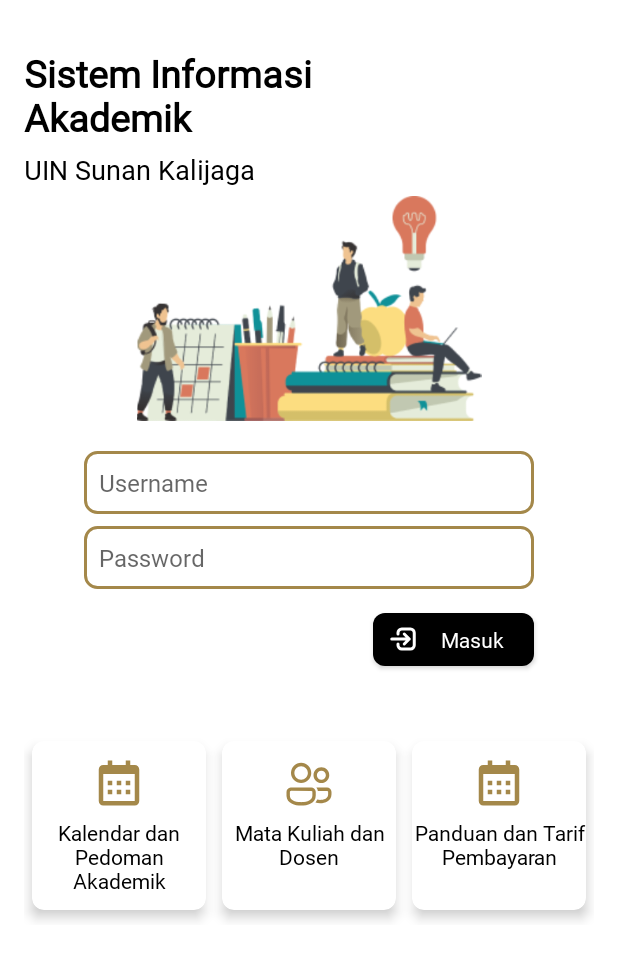
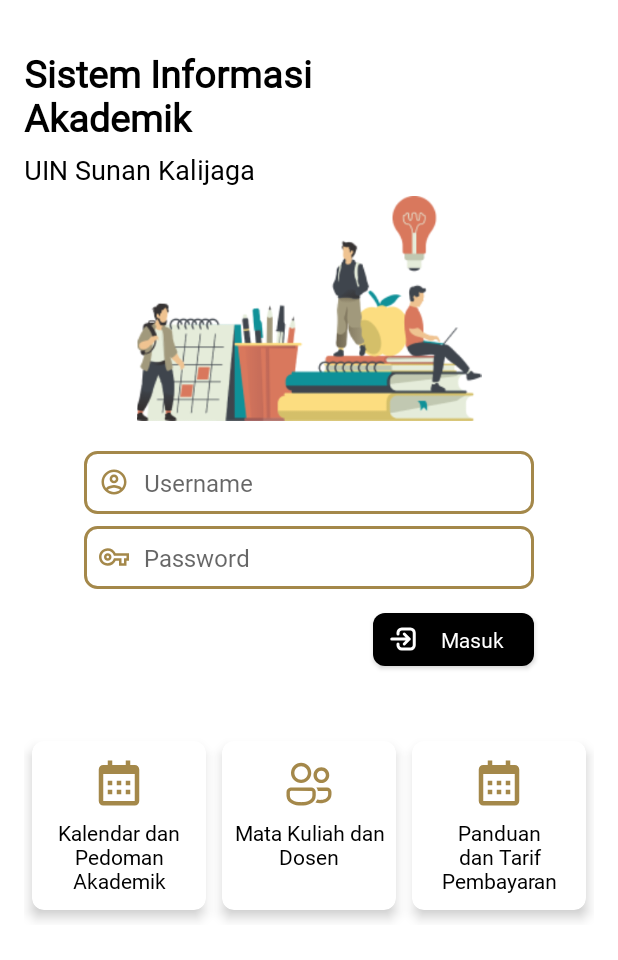
Before and after one commit to bayuirfan52/UINSUKAUI, an Android app: the LoginActivity screen opened directly, with no data from a screen before it, on a phone screen of 412 x 824 dp. Shown: the top 960 px of the screen. Run offline under Robolectric (Android 15) with nearby library versions, the phone set to English and light mode, and no system bars.

Commit message:
fix ui login

```diff
--- a/app/src/main/res/layout/activity_login.xml
+++ b/app/src/main/res/layout/activity_login.xml
@@ -83,6 +83,8 @@
             android:layout_marginHorizontal="40dp"
             android:layout_marginTop="8dp"
             android:hint="@string/prompt_password"
+            android:drawableStart="@drawable/ic_vpn_key"
+            android:drawablePadding="10dp"
             android:imeActionLabel="@string/action_sign_in_short"
             android:imeOptions="actionDone"
             android:inputType="textPassword"
@@ -100,6 +102,8 @@
             android:layout_marginHorizontal="40dp"
             android:layout_marginTop="20dp"
             android:hint="@string/prompt_email"
+            android:drawableStart="@drawable/ic_account_circle"
+            android:drawablePadding="10dp"
             android:inputType="textEmailAddress"
             android:selectAllOnFocus="true"
             app:layout_constraintEnd_toEndOf="parent"
@@ -144,6 +148,7 @@
                         android:layout_width="match_parent"
                         android:layout_height="wrap_content"
                         android:layout_marginTop="5dp"
+                        android:paddingHorizontal="5dp"
                         android:gravity="center"
                         android:text="@string/kalendar_dan_pedoman_akademik" />
                 </androidx.appcompat.widget.LinearLayoutCompat>
@@ -178,6 +183,7 @@
                         android:layout_width="match_parent"
                         android:layout_height="wrap_content"
                         android:layout_marginTop="5dp"
+                        android:paddingHorizontal="5dp"
                         android:gravity="center"
                         android:text="@string/mata_kuliah_dan_dosen" />
                 </androidx.appcompat.widget.LinearLayoutCompat>
@@ -212,6 +218,7 @@
                         android:layout_width="match_parent"
                         android:layout_height="wrap_content"
                         android:layout_marginTop="5dp"
+                        android:paddingHorizontal="5dp"
                         android:gravity="center"
                         android:text="@string/panduan_dan_tarif_pembayaran" />
                 </androidx.appcompat.widget.LinearLayoutCompat>
```
